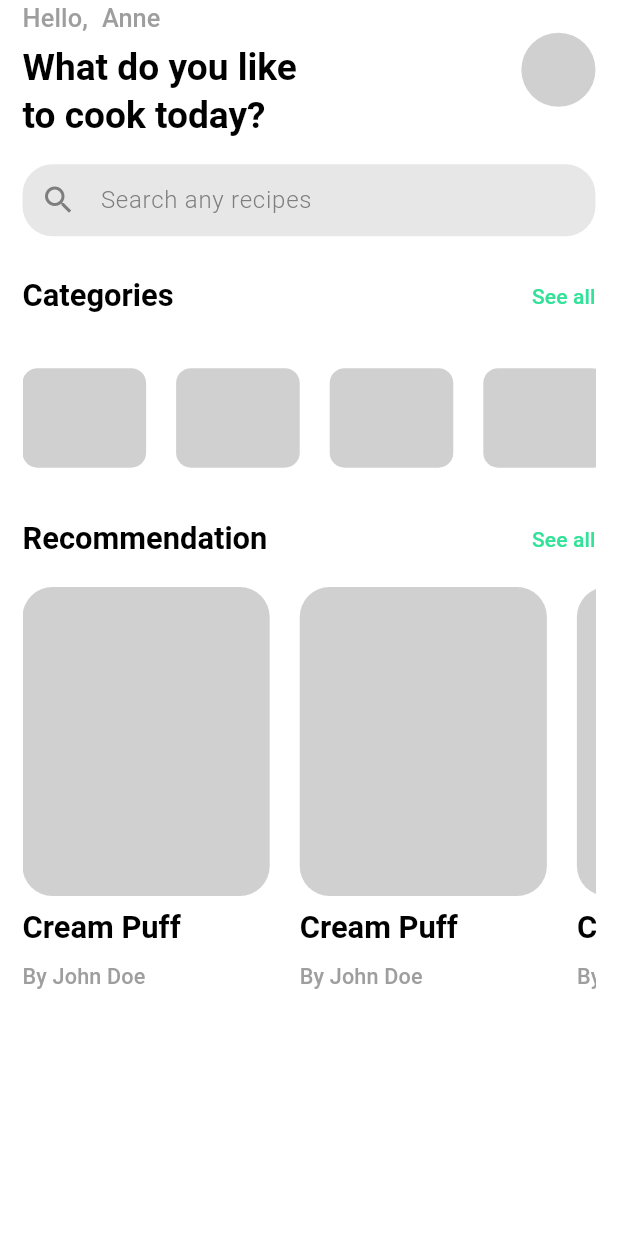
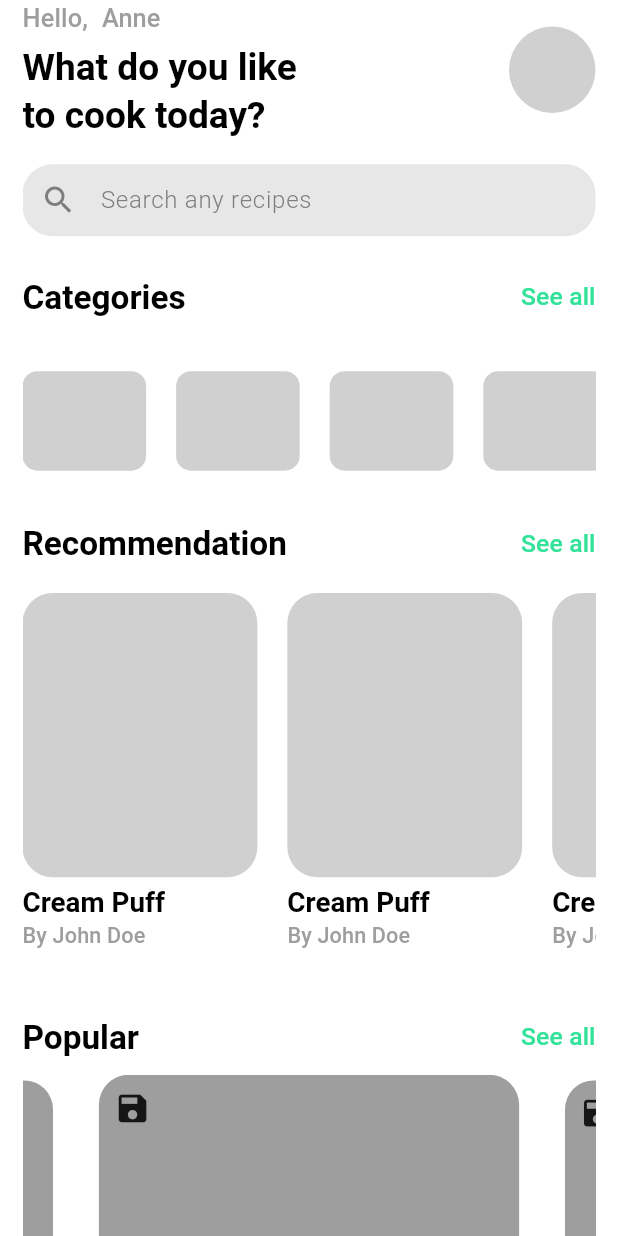
Before and after one commit to DivyanshArya09/Flavorly, a Flutter app: the screen it shows after launch, on a phone screen of 412 x 824 dp. Run offline on Flutter 3.47's test engine with Material 3 defaults, Android fonts, the phone set to English and light mode, and no system bars; drawn by our look-alikes of carousel_slider; our stand-ins replace animate_do, bloc, cloud_firestore, dartz, device_info_plus, equatable and 10 more; accounts and stored records are empty.

Commit message:
created popular component

```diff
--- /dev/null
+++ b/lib/features/home/components/caresoul.dart
@@ -0,0 +1,24 @@
+import 'package:carousel_slider/carousel_slider.dart';
+import 'package:flutter/material.dart';
+import 'package:recipe_app/features/home/widgets/carousel_item.dart';
+
+class Carousel extends StatelessWidget {
+  const Carousel({super.key});
+
+  @override
+  Widget build(BuildContext context) {
+    var size = MediaQuery.of(context).size;
+    return CarouselSlider.builder(
+      itemCount: 4,
+      itemBuilder: (context, index, realIndex) {
+        return const CarouselItem();
+      },
+      options: CarouselOptions(
+        height: size.height * .25,
+        enlargeCenterPage: true,
+        enlargeFactor: .15,
+        autoPlay: true,
+      ),
+    );
+  }
+}
--- /dev/null
+++ b/lib/features/home/components/cusines_list.dart
@@ -0,0 +1,10 @@
+import 'package:flutter/material.dart';
+
+class CusinesList extends StatelessWidget {
+  const CusinesList({super.key});
+
+  @override
+  Widget build(BuildContext context) {
+    return const Placeholder();
+  }
+}
--- a/lib/features/home/components/header.dart
+++ b/lib/features/home/components/header.dart
@@ -37,9 +37,9 @@ class Header extends StatelessWidget {
           ],
         ),
         Container(
-          height: size.height * .06,
+          height: size.width * .14,
           // height: 60.h,
-          width: size.height * .06,
+          width: size.width * .14,
           // width: 60.h,
           decoration: BoxDecoration(
             color: AppColors.grey,
--- a/lib/features/home/presentation/home_page.dart
+++ b/lib/features/home/presentation/home_page.dart
@@ -4,6 +4,7 @@ import 'package:get_it/get_it.dart';
 import 'package:recipe_app/config/constants/padding.dart';
 import 'package:recipe_app/features/auth/presentation/auth_blocs/sign_out_bloc/sign_out_bloc.dart';
 import 'package:recipe_app/features/auth/presentation/pages/sign_in.dart';
+import 'package:recipe_app/features/home/components/caresoul.dart';
 import 'package:recipe_app/features/home/components/categories_list.dart';
 import 'package:recipe_app/features/home/components/header.dart';
 import 'package:recipe_app/features/home/components/recommendation.dart';
@@ -79,9 +80,12 @@ class HomePage extends StatelessWidget {
                 ),
                 const CustomRow(text: 'Recommendation'),
                 SizedBox(
-                  height: size.height * .4,
+                  height: size.height * .34,
                   child: const RecommendedItems(),
-                )
+                ),
+                const CustomRow(text: 'Popular'),
+                const Carousel(),
+                const CustomRow(text: 'Cusines'),
               ],
             ),
           ),
--- /dev/null
+++ b/lib/features/home/widgets/carousel_item.dart
@@ -0,0 +1,46 @@
+import 'package:flutter/material.dart';
+
+class CarouselItem extends StatelessWidget {
+  const CarouselItem({super.key});
+
+  @override
+  Widget build(BuildContext context) {
+    var size = MediaQuery.of(context).size;
+    return Column(
+      children: [
+        Container(
+          height: size.height * .23,
+          width: size.width * .68,
+          decoration: const BoxDecoration(
+            color: Colors.grey,
+            borderRadius: BorderRadius.all(
+              Radius.circular(20),
+            ),
+          ),
+          child: Stack(
+            children: [
+              Positioned(
+                top: 10,
+                left: 10,
+                child: Icon(
+                  Icons.save,
+                  size: size.width * .06,
+                ),
+              ),
+              Positioned(
+                bottom: 10,
+                right: 10,
+                child: Text(
+                  'Dish name',
+                  style: Theme.of(context).textTheme.headlineMedium?.copyWith(
+                        fontSize: size.width * .04,
+                      ),
+                ),
+              )
+            ],
+          ),
+        ),
+      ],
+    );
+  }
+}
--- a/lib/features/home/widgets/custom_row.dart
+++ b/lib/features/home/widgets/custom_row.dart
@@ -16,13 +16,14 @@ class CustomRow extends StatelessWidget {
           Text(
             text,
             style: Theme.of(context).textTheme.headlineMedium?.copyWith(
-                  fontSize: size.height * .025,
+                  fontSize: size.width * .054,
                 ),
           ),
           Text(
             'See all',
             style: Theme.of(context).textTheme.titleSmall?.copyWith(
                   color: AppColors.buttonColor1,
+                  fontSize: size.width * .04,
                 ),
           ),
         ],
--- a/lib/features/home/widgets/recommeded_item.dart
+++ b/lib/features/home/widgets/recommeded_item.dart
@@ -11,8 +11,8 @@ class RecommendedDish extends StatelessWidget {
       crossAxisAlignment: CrossAxisAlignment.start,
       children: [
         Container(
-          height: size.height * .25,
-          width: size.width * .4,
+          height: size.height * .23,
+          width: size.width * .38,
           decoration: const BoxDecoration(
             color: AppColors.grey,
             borderRadius: BorderRadius.all(
@@ -20,18 +20,18 @@ class RecommendedDish extends StatelessWidget {
             ),
           ),
         ),
-        SizedBox(
-          height: size.height * .01,
+        const SizedBox(
+          height: 5,
         ),
         Text(
           'Cream Puff',
           style: Theme.of(context).textTheme.headlineMedium?.copyWith(
-                fontSize: size.height * .025,
+                fontSize: size.width * .045,
               ),
         ),
-        SizedBox(
-          height: size.height * .01,
-        ),
+        // const SizedBox(
+        //   height: 3,
+        // ),
         Text(
           'By John Doe',
           style: Theme.of(context).textTheme.titleSmall!.copyWith(
--- a/pubspec.yaml
+++ b/pubspec.yaml
@@ -53,6 +53,7 @@ dependencies:
   cloud_firestore: ^4.13.3
   google_sign_in: ^6.1.6
   flutter_screenutil: ^5.9.0
+  carousel_slider: ^4.2.1
 
 dev_dependencies:
   flutter_test:
```
Also changed, not shown: pubspec.lock.
